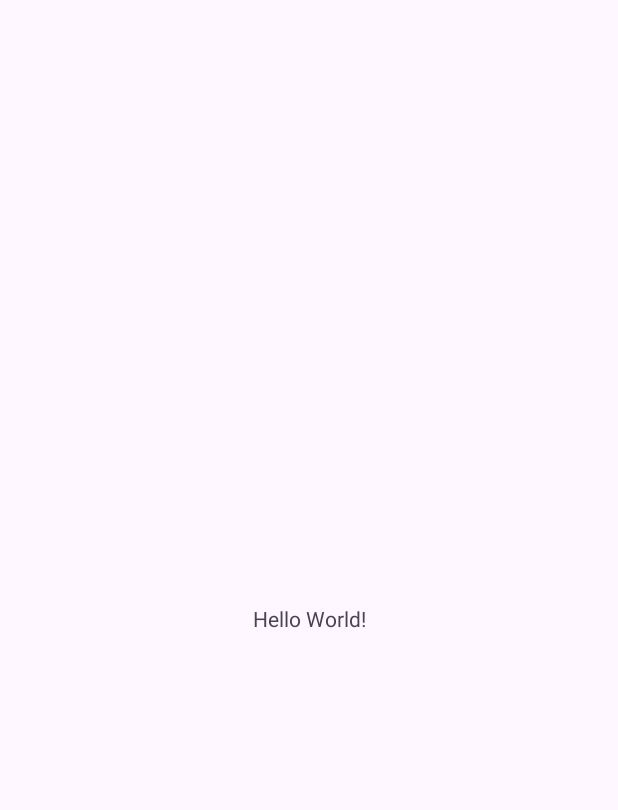
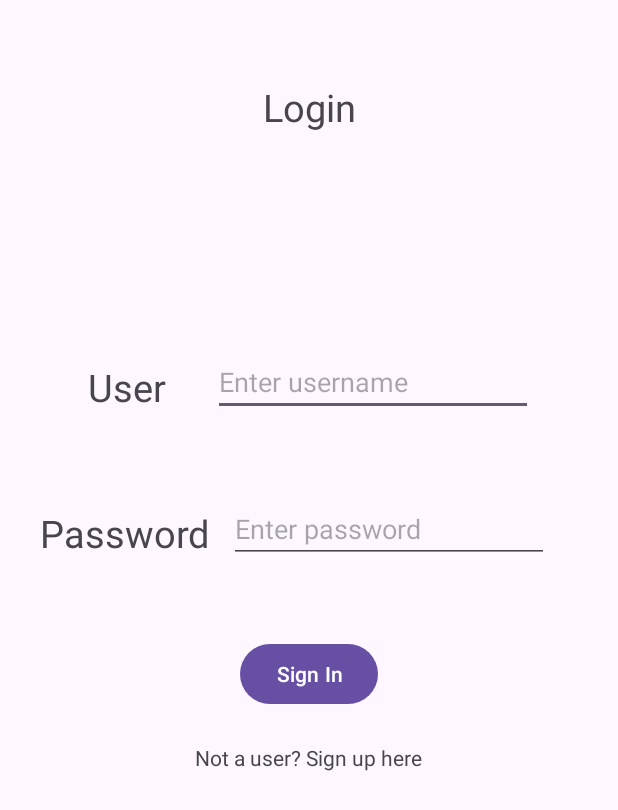
Before and after one commit to jeslynsee/Project2_Sound_Wave, an Android app: the screen it shows after launch (MainActivity), on a phone screen of 412 x 824 dp. Before the commit the part shown is almost empty. Shown: the top 810 px of the screen. Run offline under Robolectric (Android 15) with nearby library versions, the phone set to English and light mode, and no system bars.

Commit message:
Created basic layout of Login page

```diff
--- a/app/src/main/res/layout/activity_main.xml
+++ b/app/src/main/res/layout/activity_main.xml
@@ -9,10 +9,89 @@
     <TextView
         android:layout_width="wrap_content"
         android:layout_height="wrap_content"
-        android:text="Hello World!"
+        android:text="@string/login"
+        android:id="@+id/Login_Title_textView"
+        android:textSize="25sp"
         app:layout_constraintBottom_toBottomOf="parent"
         app:layout_constraintEnd_toEndOf="parent"
         app:layout_constraintStart_toStartOf="parent"
+        app:layout_constraintTop_toTopOf="parent"
+        app:layout_constraintVertical_bias="0.068" />
+
+    <TextView
+        android:id="@+id/user_textView"
+        android:layout_width="85dp"
+        android:layout_height="36dp"
+        android:layout_marginTop="152dp"
+        android:text="@string/user"
+        android:textSize="25sp"
+        app:layout_constraintEnd_toEndOf="parent"
+        app:layout_constraintHorizontal_bias="0.18"
+        app:layout_constraintStart_toStartOf="parent"
+        app:layout_constraintTop_toBottomOf="@+id/Login_Title_textView" />
+
+    <EditText
+        android:id="@+id/username_textEdit"
+        android:layout_width="wrap_content"
+        android:layout_height="wrap_content"
+        android:layout_marginTop="232dp"
+        android:ems="10"
+        android:hint="@string/enter_username"
+        android:inputType="text"
+        app:layout_constraintEnd_toEndOf="parent"
+        app:layout_constraintHorizontal_bias="0.716"
+        app:layout_constraintStart_toStartOf="parent"
         app:layout_constraintTop_toTopOf="parent" />
 
+    <TextView
+        android:id="@+id/password_textView"
+        android:layout_width="126dp"
+        android:layout_height="40dp"
+        android:text="@string/password"
+        android:textSize="25sp"
+        app:layout_constraintBottom_toBottomOf="parent"
+        app:layout_constraintEnd_toEndOf="parent"
+        app:layout_constraintHorizontal_bias="0.094"
+        app:layout_constraintStart_toStartOf="parent"
+        app:layout_constraintTop_toBottomOf="@+id/user_textView"
+        app:layout_constraintVertical_bias="0.121" />
+
+    <EditText
+        android:id="@+id/password_editText"
+        android:layout_width="wrap_content"
+        android:layout_height="wrap_content"
+        android:ems="10"
+        android:hint="@string/enter_password"
+        android:inputType="textPassword"
+        app:layout_constraintBottom_toBottomOf="parent"
+        app:layout_constraintEnd_toEndOf="parent"
+        app:layout_constraintHorizontal_bias="0.0"
+        app:layout_constraintStart_toEndOf="@+id/password_textView"
+        app:layout_constraintTop_toBottomOf="@+id/username_textEdit"
+        app:layout_constraintVertical_bias="0.105" />
+
+    <Button
+        android:id="@+id/login_button"
+        android:layout_width="wrap_content"
+        android:layout_height="wrap_content"
+        android:layout_marginTop="50dp"
+        android:text="@string/sign_in"
+        app:layout_constraintEnd_toEndOf="parent"
+        app:layout_constraintStart_toStartOf="parent"
+        app:layout_constraintTop_toBottomOf="@+id/password_editText" />
+
+    <TextView
+        android:id="@+id/sign_up_redirect_textView"
+        android:layout_width="wrap_content"
+        android:layout_height="wrap_content"
+        android:layout_marginTop="22dp"
+        android:text="@string/not_a_user_sign_up_here"
+        app:layout_constraintBottom_toBottomOf="parent"
+        app:layout_constraintEnd_toEndOf="parent"
+        app:layout_constraintHorizontal_bias="0.498"
+        app:layout_constraintStart_toStartOf="parent"
+        app:layout_constraintTop_toBottomOf="@+id/login_button"
+        app:layout_constraintVertical_bias="0.0" />
+
+
 </androidx.constraintlayout.widget.ConstraintLayout>
--- a/app/src/main/res/values/strings.xml
+++ b/app/src/main/res/values/strings.xml
@@ -1,3 +1,10 @@
 <resources>
     <string name="app_name">Project2_Sound_Wave</string>
+    <string name="login">Login</string>
+    <string name="user">User</string>
+    <string name="enter_username">Enter username</string>
+    <string name="password">Password</string>
+    <string name="enter_password">Enter password</string>
+    <string name="sign_in">Sign In</string>
+    <string name="not_a_user_sign_up_here">Not a user? Sign up here</string>
 </resources>
```
